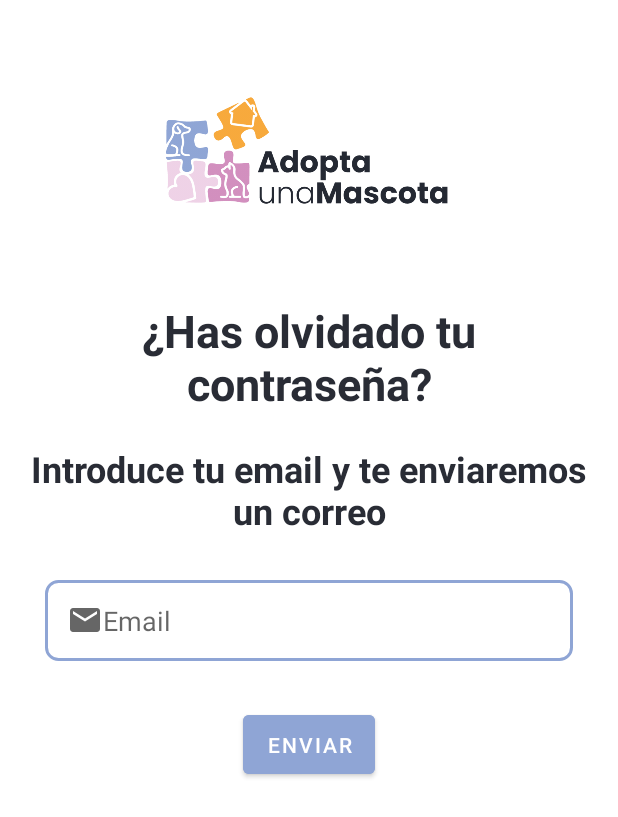
After one commit to BelindaCev/AdoptaUnaMascotaNewFrontEnd, an Android app: the layout activity_recuperar_pass.xml on its own in the app's theme, with its tools: preview values and no code run, on a phone screen of 412 x 824 dp. The commit adds this screen. Shown: the top 817 px of the screen. Run offline under Robolectric (Android 15) with nearby library versions, the phone set to English and light mode, and no system bars.

Commit message:
Realizada pantalla Recordar password

```diff
--- /dev/null
+++ b/app/src/main/res/drawable/baseline_email_24.xml
@@ -0,0 +1,5 @@
+<vector android:alpha="0.6" android:height="24dp" android:tint="#000000"
+    android:viewportHeight="24" android:viewportWidth="24"
+    android:width="24dp" xmlns:android="http://schemas.android.com/apk/res/android">
+    <path android:fillColor="@android:color/white" android:pathData="M20,4L4,4c-1.1,0 -1.99,0.9 -1.99,2L2,18c0,1.1 0.9,2 2,2h16c1.1,0 2,-0.9 2,-2L22,6c0,-1.1 -0.9,-2 -2,-2zM20,8l-8,5 -8,-5L4,6l8,5 8,-5v2z"/>
+</vector>
--- /dev/null
+++ b/app/src/main/res/layout/activity_recuperar_pass.xml
@@ -0,0 +1,75 @@
+<?xml version="1.0" encoding="utf-8"?>
+<ScrollView xmlns:android="http://schemas.android.com/apk/res/android"
+    android:layout_width="match_parent"
+    android:layout_height="match_parent">
+
+
+    <LinearLayout
+        android:layout_width="match_parent"
+        android:layout_height="match_parent"
+        android:orientation="vertical"
+        android:gravity="center_vertical">
+
+        <ImageView
+            android:id="@+id/imageView"
+            android:layout_width="200dp"
+            android:layout_height="200dp"
+            android:layout_weight="1"
+            android:paddingRight="0dp"
+            android:paddingLeft="0dp"
+            android:layout_gravity="center"
+            android:src="@drawable/logo"
+            />
+
+        <TextView
+            android:layout_width="match_parent"
+            android:layout_height="wrap_content"
+            android:text="@string/recordar_password"
+            android:textColor="@color/negro_opacidad"
+            android:textStyle="bold"
+            android:textSize="30sp"
+            android:paddingLeft="20dp"
+            android:paddingRight="20dp"
+            android:gravity="center"
+            android:layout_gravity="center"/>
+
+        <TextView
+            android:layout_width="match_parent"
+            android:layout_height="wrap_content"
+            android:text="@string/escribe_tu_correo"
+            android:textColor="@color/negro_opacidad"
+            android:textStyle="bold"
+            android:textSize="24sp"
+            android:paddingLeft="15dp"
+            android:paddingRight="15dp"
+            android:gravity="center"
+            android:layout_marginTop="20dp"
+            android:layout_gravity="center"/>
+
+        <EditText
+            android:id="@+id/nombreUsuarioEditText"
+            android:layout_width="match_parent"
+            android:layout_height="wrap_content"
+            android:layout_marginRight="30dp"
+            android:layout_marginLeft="30dp"
+            android:layout_marginTop="30dp"
+            android:layout_marginBottom="30dp"
+            android:background="@drawable/edittext_box"
+            android:hint="@string/email"
+            android:drawableStart="@drawable/baseline_email_24"/>
+
+        <Button
+            android:layout_width="wrap_content"
+            android:layout_height="wrap_content"
+            android:text="@string/enviar"
+            android:layout_gravity="center"
+            android:padding="10dp"
+            android:backgroundTint="@color/azul_oscuro"
+            />
+        <!--android:onClick="ShowPopUp"-->
+
+
+
+    </LinearLayout>
+
+</ScrollView>
--- a/app/src/main/res/values/strings.xml
+++ b/app/src/main/res/values/strings.xml
@@ -1,11 +1,14 @@
 <resources>
     <string name="app_name">AdoptaUnaMascotaApp</string>
     <string name="login_text">Login</string>
-    <string name="nombre_usuario">Nombre de usuario</string>
-    <string name="password">Contraseña</string>
+    <string name="nombre_usuario"> Nombre de usuario</string>
+    <string name="password"> Contraseña</string>
     <string name="recordar_password">¿Has olvidado tu contraseña?</string>
     <string name="iniciar_sesion">INICIAR SESION</string>
     <string name="registrate">¿Todavía no tienes cuenta?</string>
     <string name="pulsa_aqui"> Pulsa aquí</string>
     <string name="registrate_aqui"> Registrate aquí</string>
+    <string name="escribe_tu_correo">Introduce tu email y te enviaremos un correo</string>
+    <string name="email"> Email</string>
+    <string name="enviar">ENVIAR</string>
 </resources>
```
